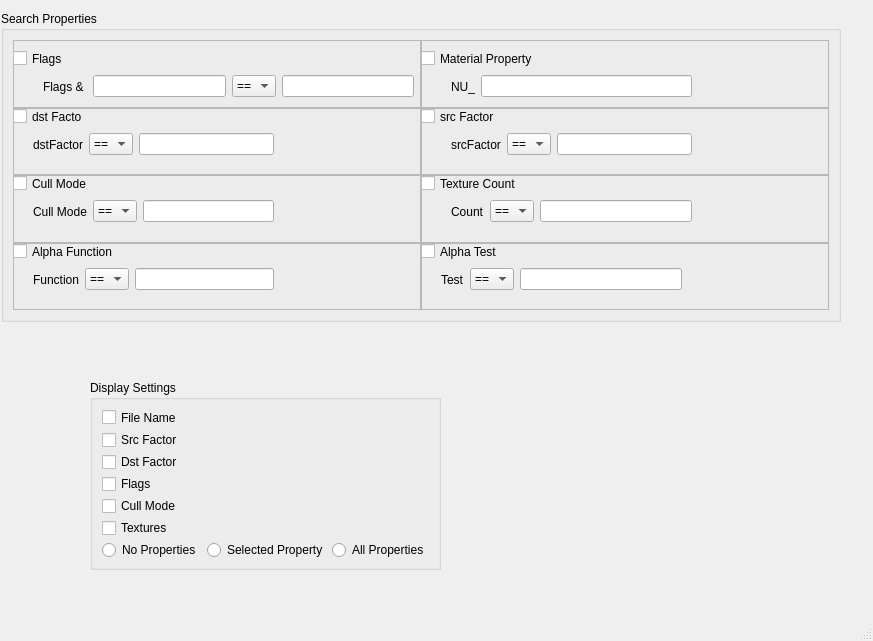
First picture: the form in gui/settingswindow.ui, repository ScanMountGoat/Smash-Material-XML, before the edit.
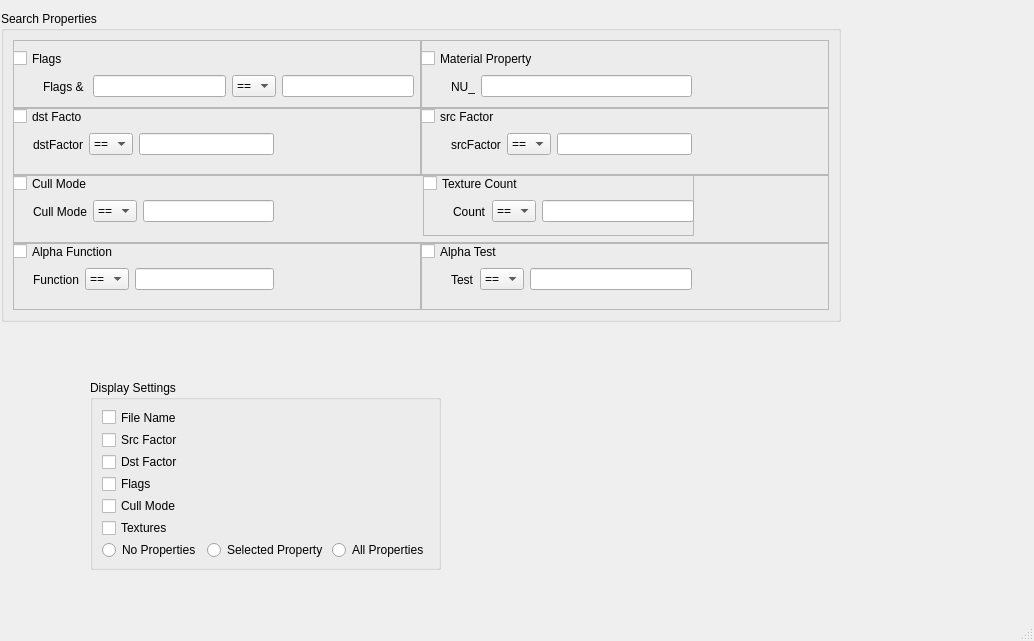
Second picture: the form after the edit.

Commit message: search settings gui fixes

Diff of the .ui file:
```diff
--- a/gui/settingswindow.ui
+++ b/gui/settingswindow.ui
@@ -6,7 +6,7 @@
    <rect>
     <x>0</x>
     <y>0</y>
-    <width>873</width>
+    <width>1034</width>
     <height>641</height>
    </rect>
   </property>
@@ -450,10 +450,15 @@
            </layout>
           </widget>
          </widget>
-        </widget>
-       </item>
-       <item>
         <widget class="QFrame" name="textureCountFrame">
+          <property name="geometry">
+           <rect>
+            <x>410</x>
+            <y>0</y>
+            <width>271</width>
+            <height>61</height>
+           </rect>
+          </property>
          <property name="frameShape">
           <enum>QFrame::StyledPanel</enum>
          </property>
@@ -478,16 +483,15 @@
            <rect>
             <x>20</x>
             <y>20</y>
-            <width>241</width>
-            <height>31</height>
-           </rect>
-          </property>
-         </widget>
+             <width>251</width>
+             <height>41</height>
+            </rect>
+           </property>
          <widget class="QWidget" name="layoutWidget_7">
           <property name="geometry">
            <rect>
-            <x>30</x>
-            <y>20</y>
+              <x>10</x>
+              <y>0</y>
             <width>241</width>
             <height>33</height>
            </rect>
@@ -535,6 +539,8 @@
           </layout>
          </widget>
         </widget>
+         </widget>
+        </widget>
        </item>
       </layout>
      </item>
@@ -650,14 +656,14 @@
            <rect>
             <x>20</x>
             <y>20</y>
-            <width>241</width>
+            <width>251</width>
             <height>31</height>
            </rect>
           </property>
           <widget class="QWidget" name="layoutWidget_9">
            <property name="geometry">
             <rect>
-             <x>0</x>
+             <x>10</x>
              <y>0</y>
              <width>241</width>
              <height>33</height>
```
Left out of the diff: 10 changed lines with no effect on the pictures. Lines whose indentation alone changed are shown as unchanged. The commit also changes 4 other files.
